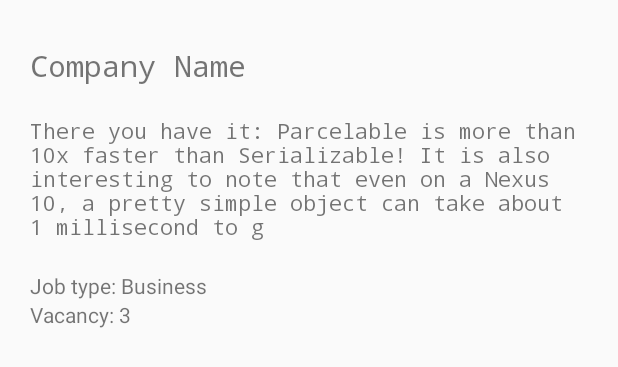
After one commit to mhd-zulqarnain/Campus_recrutement_system, an Android app: the layout detail_dialog_view.xml on its own in the app's theme, with its tools: preview values and no code run, on a phone screen of 412 x 824 dp. The commit adds this screen. Shown: the top 367 px of the screen. Run offline under Robolectric (Android 15) with nearby library versions, the phone set to English and light mode, and no system bars.

Commit message:
schema changed

```diff
--- /dev/null
+++ b/app/src/main/res/layout/detail_dialog_view.xml
@@ -0,0 +1,48 @@
+<?xml version="1.0" encoding="utf-8"?>
+<LinearLayout xmlns:android="http://schemas.android.com/apk/res/android"
+    android:layout_width="match_parent"
+    android:layout_height="match_parent"
+    android:orientation="vertical">
+
+
+    <TextView
+        android:layout_width="match_parent"
+        android:layout_height="wrap_content"
+        android:text="Company Name"
+        android:layout_marginLeft="20dp"
+        android:layout_marginTop="30dp"
+        android:typeface="monospace"
+        android:textSize="20sp"
+        android:id="@+id/d_company_name"
+        />
+
+    <TextView
+        android:layout_width="match_parent"
+        android:layout_height="wrap_content"
+        android:text="There you have it: Parcelable is more than 10x faster than Serializable! It is also interesting to note that even on a Nexus 10, a pretty simple object can take about 1 millisecond to g"
+        android:layout_margin="20dp"
+        android:typeface="monospace"
+        android:id="@+id/d_job_description"
+
+        />
+    <TextView
+        android:layout_width="match_parent"
+        android:layout_height="wrap_content"
+        android:id="@+id/d_job_type"
+
+        android:layout_marginLeft="20dp"
+        android:text="Job type: Business"
+        android:typeface="normal"
+
+        />
+    <TextView
+        android:layout_width="match_parent"
+        android:layout_height="wrap_content"
+        android:id="@+id/d_job_vacancy"
+        android:layout_marginLeft="20dp"
+        android:text="Vacancy: 3"
+        android:typeface="normal"
+        />
+
+
+</LinearLayout>
--- a/app/src/main/res/layout/single_job_row_view.xml
+++ b/app/src/main/res/layout/single_job_row_view.xml
@@ -5,10 +5,10 @@
     android:orientation="vertical">
 
     <android.support.v7.widget.CardView
+        android:id="@+id/row_card_view"
         android:layout_width="match_parent"
         android:layout_height="wrap_content"
         android:layout_margin="5dp"
-        android:id="@+id/row_card_view"
 
         >
 
@@ -31,7 +31,8 @@
                 android:layout_height="wrap_content"
                 android:layout_below="@+id/job_type"
                 android:text="Testting text"
-                android:textAppearance="?android:attr/textAppearanceMedium" />
+                android:textSize="14sp"
+                />
 
             <TextView
                 android:id="@+id/job_vacan"
--- a/app/src/main/res/layout/student_profile_fragment.xml
+++ b/app/src/main/res/layout/student_profile_fragment.xml
@@ -13,7 +13,9 @@
             android:id="@+id/student_prf_id"
             android:layout_width="match_parent"
             android:layout_height="wrap_content"
-            android:hint="Enter your name" />
+            android:hint="Enter your name"
+
+            />
 
 
     </android.support.design.widget.TextInputLayout>
--- a/app/src/main/res/values/strings.xml
+++ b/app/src/main/res/values/strings.xml
@@ -15,7 +15,8 @@
     <string name="permission_rationale">"Contacts permissions are needed for providing email"</string>
     <string name="sign_up_as">Sign up as</string>
     <string name="add_task_dialog_title">Add Task</string>
-
+    <string name="student_job_dialog">studentDilaogDetail</string>
+    <string name="company_job_dialog">companyDilaogDetail</string>
     <string-array name="sign_up_type">
         <item>Student</item>
         <item>Company</item>
--- a/app/src/main/res/values/styles.xml
+++ b/app/src/main/res/values/styles.xml
@@ -11,7 +11,7 @@
         <item name="android:layout_marginTop">12dp</item>
         <item name="android:paddingLeft">12dp</item>
         <item name="android:paddingRight">12dp</item>
-    </style>
+            </style>
     <style name="editTextStyle">
         <item name="android:layout_marginLeft">33dp</item>
         <item name="android:layout_marginRight">33dp</item>
```
Also changed, not shown: app/src/main/java/com/example/zulqarnain/campusrecruitment/company/AddingJobFragment.java (+4 -5 lines), app/src/main/java/com/example/zulqarnain/campusrecruitment/company/CompanyDashboardFragment.java (+17 -12 lines), app/src/main/java/com/example/zulqarnain/campusrecruitment/company/Jobs.java (+59 -8 lines), app/src/main/java/com/example/zulqarnain/campusrecruitment/students/AdapterNewJob.java (+31 -33 lines), app/src/main/java/com/example/zulqarnain/campusrecruitment/students/JobDetailDialogFragment.java (added, +119 -0 lines), app/src/main/java/com/example/zulqarnain/campusrecruitment/students/StudentDashboardFragment.java (+122 -68 lines), app/src/main/res/layout/single_student_job_view.xml (renamed from app/src/main/res/layout/student_job_view.xml, +10 -4 lines).
